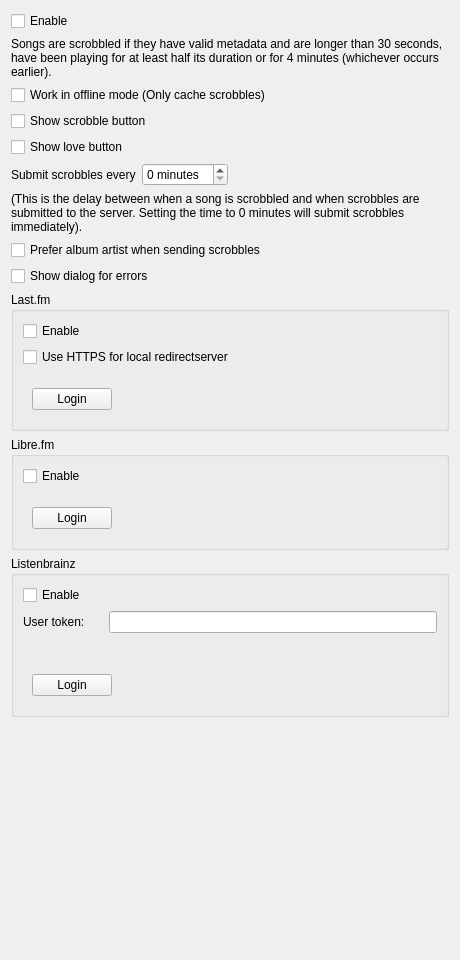
Before: the Qt Designer form src/settings/scrobblersettingspage.ui in strawberrymusicplayer/strawberry, drawn with Qt 5.
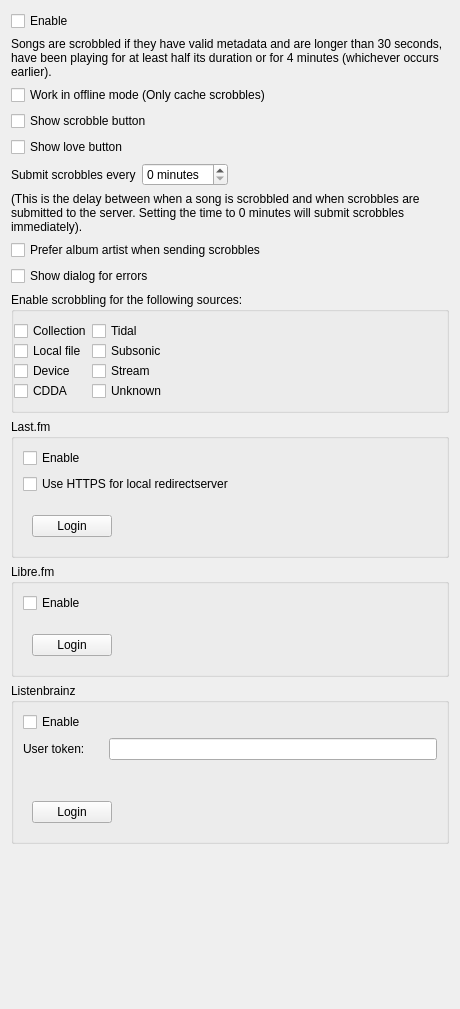
After: the same form once the commit is applied. Custom widgets are drawn as their Qt base class.

Commit message:
Add setting for enabling scrobbling based on song source
Fixes #416

The edit to the form file:
```diff
--- a/src/settings/scrobblersettingspage.ui
+++ b/src/settings/scrobblersettingspage.ui
@@ -7,7 +7,7 @@
     <x>0</x>
     <y>0</y>
     <width>460</width>
-    <height>960</height>
+    <height>1009</height>
    </rect>
   </property>
   <property name="windowTitle">
@@ -116,6 +116,131 @@
      </property>
     </widget>
    </item>
+   <item>
+    <widget class="QGroupBox" name="groupBox">
+     <property name="title">
+      <string>Enable scrobbling for the following sources:</string>
+     </property>
+     <layout class="QFormLayout" name="formLayout">
+      <property name="horizontalSpacing">
+       <number>0</number>
+      </property>
+      <property name="verticalSpacing">
+       <number>0</number>
+      </property>
+      <property name="leftMargin">
+       <number>0</number>
+      </property>
+      <property name="rightMargin">
+       <number>0</number>
+      </property>
+      <item row="0" column="0">
+       <widget class="QCheckBox" name="checkbox_source_collection">
+        <property name="sizePolicy">
+         <sizepolicy hsizetype="Fixed" vsizetype="Fixed">
+          <horstretch>0</horstretch>
+          <verstretch>0</verstretch>
+         </sizepolicy>
+        </property>
+        <property name="text">
+         <string>Collection</string>
+        </property>
+       </widget>
+      </item>
+      <item row="0" column="1">
+       <widget class="QCheckBox" name="checkbox_source_tidal">
+        <property name="sizePolicy">
+         <sizepolicy hsizetype="Fixed" vsizetype="Fixed">
+          <horstretch>0</horstretch>
+          <verstretch>0</verstretch>
+         </sizepolicy>
+        </property>
+        <property name="text">
+         <string>Tidal</string>
+        </property>
+       </widget>
+      </item>
+      <item row="6" column="0">
+       <widget class="QCheckBox" name="checkbox_source_cdda">
+        <property name="sizePolicy">
+         <sizepolicy hsizetype="Fixed" vsizetype="Fixed">
+          <horstretch>0</horstretch>
+          <verstretch>0</verstretch>
+         </sizepolicy>
+        </property>
+        <property name="text">
+         <string>CDDA</string>
+        </property>
+       </widget>
+      </item>
+      <item row="2" column="1">
+       <widget class="QCheckBox" name="checkbox_source_stream">
+        <property name="sizePolicy">
+         <sizepolicy hsizetype="Fixed" vsizetype="Fixed">
+          <horstretch>0</horstretch>
+          <verstretch>0</verstretch>
+         </sizepolicy>
+        </property>
+        <property name="text">
+         <string>Stream</string>
+        </property>
+       </widget>
+      </item>
+      <item row="6" column="1">
+       <widget class="QCheckBox" name="checkbox_source_unknown">
+        <property name="sizePolicy">
+         <sizepolicy hsizetype="Fixed" vsizetype="Fixed">
+          <horstretch>0</horstretch>
+          <verstretch>0</verstretch>
+         </sizepolicy>
+        </property>
+        <property name="text">
+         <string>Unknown</string>
+        </property>
+       </widget>
+      </item>
+      <item row="1" column="1">
+       <widget class="QCheckBox" name="checkbox_source_subsonic">
+        <property name="sizePolicy">
+         <sizepolicy hsizetype="Fixed" vsizetype="Fixed">
+          <horstretch>0</horstretch>
+          <verstretch>0</verstretch>
+         </sizepolicy>
+        </property>
+        <property name="text">
+         <string>Subsonic</string>
+        </property>
+       </widget>
+      </item>
+      <item row="1" column="0">
+       <widget class="QCheckBox" name="checkbox_source_local">
+        <property name="sizePolicy">
+         <sizepolicy hsizetype="Fixed" vsizetype="Fixed">
+          <horstretch>0</horstretch>
+          <verstretch>0</verstretch>
+         </sizepolicy>
+        </property>
+        <property name="text">
+         <string>Local file</string>
+        </property>
+       </widget>
+      </item>
+      <item row="2" column="0">
+       <widget class="QCheckBox" name="checkbox_source_device">
+        <property name="sizePolicy">
+         <sizepolicy hsizetype="Fixed" vsizetype="Fixed">
+          <horstretch>0</horstretch>
+          <verstretch>0</verstretch>
+         </sizepolicy>
+        </property>
+        <property name="text">
+         <string>Device</string>
+        </property>
+       </widget>
+      </item>
+     </layout>
+    </widget>
+   </item>
    <item>
     <widget class="QGroupBox" name="groupbox_lastfm">
      <property name="title">
```
The commit also changes 5 other files.
